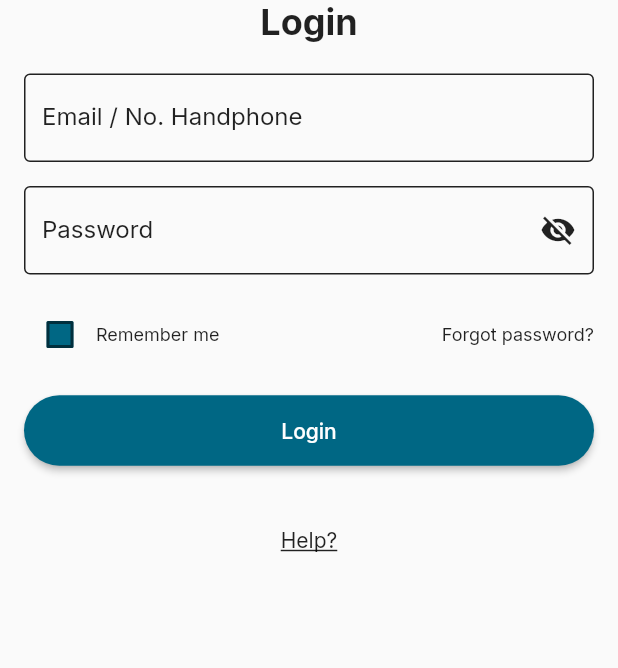
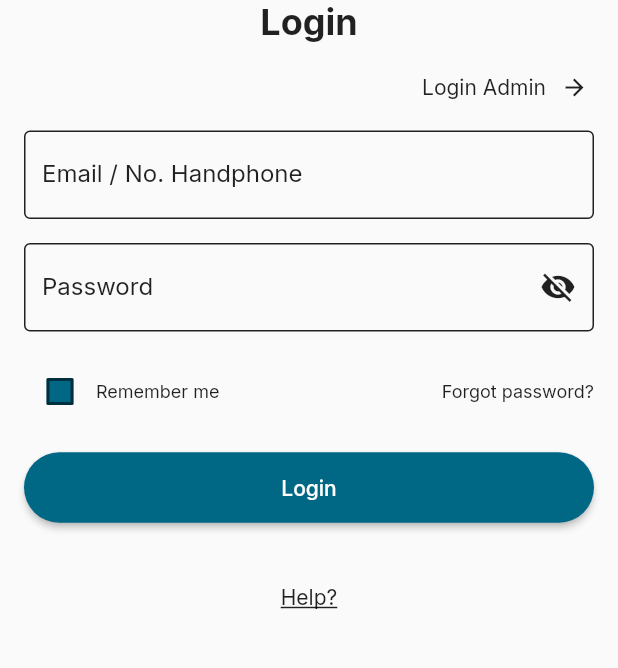
Before and after one commit to gymtrainingclub/mobile-app, a Flutter app: the LoginScreen screen opened by its route, on a phone screen of 412 x 824 dp, the part 282-950 px from its top. Run offline on Flutter 3.47's test engine with Material 2 defaults, Android fonts, the phone set to English and light mode, and no system bars; our stand-ins replace dio, email_validator, google_fonts; network calls fail.

Commit message:
finish work admin ui dummy

```diff
--- a/lib/screen/home_screen/home_screen.dart
+++ b/lib/screen/home_screen/home_screen.dart
@@ -382,6 +382,7 @@ class _HomeScreenState extends State<HomeScreen> {
       ),
       bottomNavigationBar: BottomNavigationWidget(
         index: 0,
+        role: 'member',
       ),
     );
   }
--- a/lib/screen/login_screen/login_screen.dart
+++ b/lib/screen/login_screen/login_screen.dart
@@ -8,6 +8,7 @@ import 'package:mobileapp/screen/home_screen/home_screen.dart';
 import 'package:mobileapp/screen/stop_screen/stop_screen.dart';
 import 'package:provider/provider.dart';
 
+import '../admin_dashboard_screen/admin_dashboard_screen.dart';
 import 'login_viewmodel.dart';
 
 class LoginScreen extends StatefulWidget {
@@ -27,7 +28,11 @@ class _LoginScreenState extends State<LoginScreen> {
     // Provider.of<LoginViewModel>(context, listen: false).getLoginResponse();
   }
 
-  Widget stateBody(LoginViewModel vm) {
+  bool isVisible = false;
+  bool isChecked = false;
+  bool isAdmin = false;
+
+  Widget stateBody(BuildContext context, LoginViewModel vm) {
     final isLoading = vm.state == LoginViewState.loading;
     final isLoaded = vm.state == LoginViewState.loaded;
     final isError = vm.state == LoginViewState.error;
@@ -37,12 +42,12 @@ class _LoginScreenState extends State<LoginScreen> {
       return const Center(child: Text('Error'));
     }
     return Scaffold(
-      body: isLoaded ? _buildLoadedBody(vm) : _buildInitialBody(vm),
+      body: isLoaded
+          ? _buildLoadedBody(context, vm)
+          : _buildInitialBody(context, vm),
     );
   }
 
-  bool isVisible = false;
-  bool isChecked = false;
   @override
   Widget build(BuildContext context) {
     final loginProvider = Provider.of<LoginViewModel>(context);
@@ -77,11 +82,11 @@ class _LoginScreenState extends State<LoginScreen> {
           onPressed: () => Navigator.of(context).pushNamed(StopScreen.route),
         ),
       ),
-      body: stateBody(loginProvider),
+      body: stateBody(context, loginProvider),
     );
   }
 
-  Widget _buildInitialBody(LoginViewModel vm) {
+  Widget _buildInitialBody(BuildContext context, LoginViewModel vm) {
     final loginProvider = Provider.of<LoginViewModel>(context);
     TextEditingController currentEmail = loginProvider.emailController;
     TextEditingController currentPassword = loginProvider.passwordController;
@@ -90,6 +95,7 @@ class _LoginScreenState extends State<LoginScreen> {
     print(loginProvider.loginresponse.data?.token);
     return SingleChildScrollView(
       child: Column(
+        crossAxisAlignment: CrossAxisAlignment.stretch,
         children: [
           const SizedBox(
             height: 60,
@@ -101,11 +107,64 @@ class _LoginScreenState extends State<LoginScreen> {
               width: 128,
             ),
           ),
+          if (isAdmin)
+            const Text(
+              'Login Admin',
+              style: TextStyle(
+                fontSize: 24,
+                fontWeight: FontWeight.bold,
+              ),
+              textAlign: TextAlign.center,
+            ),
+          if (!isAdmin)
             const Text(
               'Login',
               style: TextStyle(
                 fontSize: 24,
                 fontWeight: FontWeight.bold,
+              ),
+              textAlign: TextAlign.center,
+            ),
+          const SizedBox(
+            height: 20,
+          ),
+          GestureDetector(
+            onTap: () {
+              setState(() {
+                isAdmin = !isAdmin;
+              });
+            },
+            child: Container(
+              padding: const EdgeInsets.symmetric(horizontal: 20),
+              child: Row(
+                mainAxisAlignment: MainAxisAlignment.end,
+                children: [
+                  if (isAdmin)
+                    const Text(
+                      'Login User',
+                      style: TextStyle(
+                        fontSize: 14,
+                      ),
+                      textAlign: TextAlign.center,
+                    ),
+                  if (!isAdmin)
+                    const Text(
+                      'Login Admin',
+                      style: TextStyle(
+                        fontSize: 14,
+                      ),
+                      textAlign: TextAlign.center,
+                    ),
+                  const SizedBox(
+                    width: 10,
+                  ),
+                  const Icon(
+                    Icons.arrow_forward,
+                    color: Colors.black87,
+                    size: 18,
+                  ),
+                ],
+              ),
             ),
           ),
           const SizedBox(
@@ -302,11 +361,19 @@ class _LoginScreenState extends State<LoginScreen> {
     );
   }
 
-  _buildLoadedBody(LoginViewModel vm) {
+  _buildLoadedBody(BuildContext context, LoginViewModel vm) {
+    if (isAdmin) {
+      Timer(
+        const Duration(seconds: 2),
+        () => Navigator.of(context)
+            .pushReplacementNamed(AdminDashboardScreen.route),
+      );
+    } else {
       Timer(
         const Duration(seconds: 2),
         () => Navigator.of(context).pushReplacementNamed(HomeScreen.route),
       );
+    }
     return Scaffold(
       backgroundColor: Colors.white,
       body: Center(
--- a/lib/screen/newspaper_screen/newspaper_screen.dart
+++ b/lib/screen/newspaper_screen/newspaper_screen.dart
@@ -195,7 +195,10 @@ class _NewspaperScreenState extends State<NewspaperScreen> {
           ],
         ),
       ),
-      bottomNavigationBar: BottomNavigationWidget(index: 1),
+      bottomNavigationBar: BottomNavigationWidget(
+        index: 1,
+        role: 'member',
+      ),
     );
   }
 
--- a/lib/screen/schedule_screen/schedule_screen.dart
+++ b/lib/screen/schedule_screen/schedule_screen.dart
@@ -2,6 +2,7 @@
 
 import 'package:flutter/material.dart';
 
+import '../../widget/bottom_navigation_widget.dart';
 import '../schedule_detail_screen/schedule_detail_screen.dart';
 
 class ScheduleScreen extends StatefulWidget {
@@ -216,6 +217,10 @@ class _ScheduleScreenState extends State<ScheduleScreen> {
           ),
         ],
       ),
+      bottomNavigationBar: BottomNavigationWidget(
+        index: 2,
+        role: 'member',
+      ),
     );
   }
 }
```
Also changed, not shown: lib/main.dart (+20 -8 lines), lib/screen/admin_administrator_screen/admin_administrator_screen.dart (added, +30 -0 lines), lib/screen/admin_content_screen/admin_content_screnn.dart (added, +29 -0 lines), lib/screen/admin_dashboard_screen/admin_dashboard_screen.dart (added, +29 -0 lines), lib/screen/admin_membership_screen/admin_membership_screen.dart (added, +29 -0 lines), lib/screen/profile_screen/profile_screen.dart (+11 -1 lines), lib/widget/bottom_navigation_widget.dart (+56 -5 lines). Lines whose indentation alone changed are shown as unchanged.
